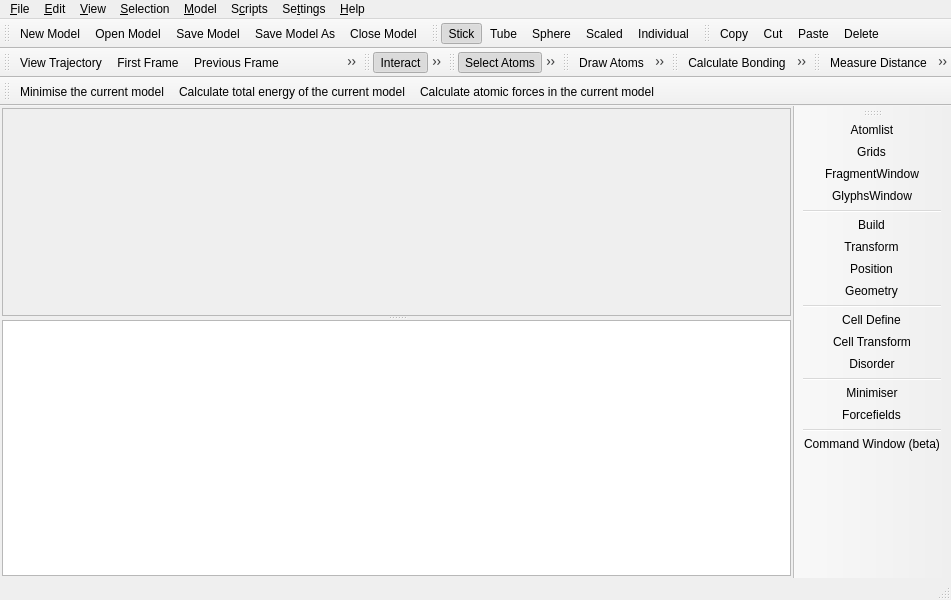
The window that trunk/src/gui/mainwindow.ui (trisyoungs/aten) describes before a commit, drawn with Qt 5.
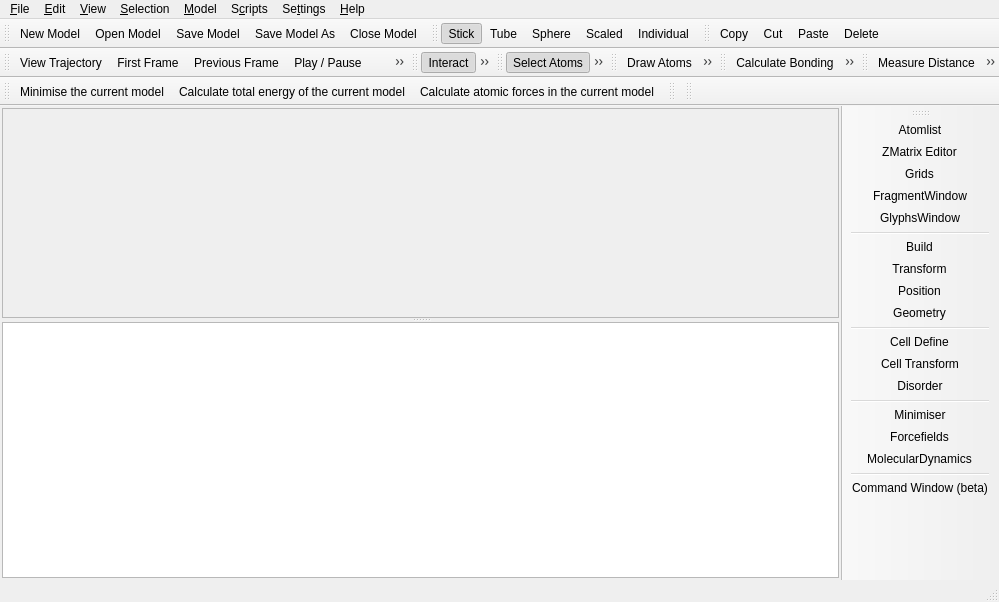
The same window after the commit. Icons and pictures are not drawn. Custom widgets are drawn as their Qt base class.

Commit message: Merged basic MD window definitions (from svn/branches/aten-md, r1122-1123) into trunk. Add initial ZMatrix class and bare GUI window to permit creation and editing of z-matrices for models.

```diff
--- a/trunk/src/gui/mainwindow.ui
+++ b/trunk/src/gui/mainwindow.ui
@@ -2,13 +2,13 @@
 <ui version="4.0">
  <author>Tris Youngs</author>
  <class>MainWindow</class>
- <widget class="QMainWindow" name="MainWindow">
-  <property name="geometry">
+ <widget class="QMainWindow" name="MainWindow" >
+  <property name="geometry" >
    <rect>
     <x>0</x>
     <y>0</y>
-    <width>951</width>
-    <height>600</height>
+    <width>999</width>
+    <height>602</height>
    </rect>
   </property>
   <property name="sizePolicy">
@@ -42,9 +42,17 @@
   <property name="dockNestingEnabled">
    <bool>false</bool>
   </property>
-  <widget class="QWidget" name="MainWindowLayout">
-   <layout class="QHBoxLayout">
-    <property name="spacing">
+  <widget class="QWidget" name="MainWindowLayout" >
+   <property name="geometry" >
+    <rect>
+     <x>0</x>
+     <y>126</y>
+     <width>967</width>
+     <height>455</height>
+    </rect>
+   </property>
+   <layout class="QHBoxLayout" >
+    <property name="spacing" >
      <number>4</number>
     </property>
     <property name="margin">
@@ -142,25 +150,25 @@
     </item>
    </layout>
   </widget>
-  <widget class="QMenuBar" name="MainWindowMenuBar">
-   <property name="geometry">
+  <widget class="QMenuBar" name="MainWindowMenuBar" >
+   <property name="geometry" >
     <rect>
      <x>0</x>
      <y>0</y>
-     <width>951</width>
-     <height>22</height>
+     <width>999</width>
+     <height>24</height>
     </rect>
    </property>
-   <widget class="QMenu" name="SettingsMenu">
-    <property name="title">
+   <widget class="QMenu" name="SettingsMenu" >
+    <property name="title" >
      <string>Se&amp;ttings</string>
     </property>
     <addaction name="actionPreferences"/>
     <addaction name="separator"/>
     <addaction name="actionReloadFilters"/>
    </widget>
-   <widget class="QMenu" name="FileMenu">
-    <property name="title">
+   <widget class="QMenu" name="FileMenu" >
+    <property name="title" >
      <string>&amp;File</string>
     </property>
     <widget class="QMenu" name="RecentMenu">
@@ -186,8 +194,8 @@
     <addaction name="separator"/>
     <addaction name="actionFileQuit"/>
    </widget>
-   <widget class="QMenu" name="EditMenu">
-    <property name="title">
+   <widget class="QMenu" name="EditMenu" >
+    <property name="title" >
      <string>&amp;Edit</string>
     </property>
     <addaction name="actionEditUndo"/>
@@ -204,8 +212,8 @@
     <addaction name="actionEditSelectAll"/>
     <addaction name="actionEditSelectNone"/>
    </widget>
-   <widget class="QMenu" name="ViewMenu">
-    <property name="title">
+   <widget class="QMenu" name="ViewMenu" >
+    <property name="title" >
      <string>&amp;View</string>
     </property>
     <widget class="QMenu" name="menuSetView">
@@ -258,15 +266,15 @@
     <addaction name="actionViewModel"/>
     <addaction name="actionViewTrajectory"/>
    </widget>
-   <widget class="QMenu" name="ScriptsMenu">
-    <property name="title">
+   <widget class="QMenu" name="ScriptsMenu" >
+    <property name="title" >
      <string>S&amp;cripts</string>
     </property>
     <addaction name="actionLoadScript"/>
     <addaction name="separator"/>
    </widget>
-   <widget class="QMenu" name="ModelMenu">
-    <property name="title">
+   <widget class="QMenu" name="ModelMenu" >
+    <property name="title" >
      <string>&amp;Model</string>
     </property>
     <widget class="QMenu" name="menuMeasurements">
@@ -296,8 +304,8 @@
     <addaction name="separator"/>
     <addaction name="menuMeasurements"/>
    </widget>
-   <widget class="QMenu" name="AtomContextMenu">
-    <property name="title">
+   <widget class="QMenu" name="AtomContextMenu" >
+    <property name="title" >
      <string>&amp;Selection</string>
     </property>
     <widget class="QMenu" name="AtomLabelsMenu">
@@ -344,8 +352,8 @@
     <addaction name="separator"/>
     <addaction name="actionCentreAtOrigin"/>
    </widget>
-   <widget class="QMenu" name="menuHelp">
-    <property name="title">
+   <widget class="QMenu" name="menuHelp" >
+    <property name="title" >
      <string>&amp;Help</string>
     </property>
     <addaction name="actionAboutAten"/>
@@ -353,18 +361,35 @@
     <addaction name="separator"/>
     <addaction name="actionCommandHelp"/>
    </widget>
-   <addaction name="FileMenu"/>
-   <addaction name="EditMenu"/>
-   <addaction name="ViewMenu"/>
-   <addaction name="AtomContextMenu"/>
-   <addaction name="ModelMenu"/>
-   <addaction name="ScriptsMenu"/>
-   <addaction name="SettingsMenu"/>
-   <addaction name="menuHelp"/>
+   <addaction name="FileMenu" />
+   <addaction name="EditMenu" />
+   <addaction name="ViewMenu" />
+   <addaction name="AtomContextMenu" />
+   <addaction name="ModelMenu" />
+   <addaction name="ScriptsMenu" />
+   <addaction name="SettingsMenu" />
+   <addaction name="menuHelp" />
   </widget>
-  <widget class="QStatusBar" name="MainWindowStatusBar"/>
-  <widget class="QToolBar" name="FileToolbar">
-   <property name="windowTitle">
+  <widget class="QStatusBar" name="MainWindowStatusBar" >
+   <property name="geometry" >
+    <rect>
+     <x>0</x>
+     <y>581</y>
+     <width>999</width>
+     <height>21</height>
+    </rect>
+   </property>
+  </widget>
+  <widget class="QToolBar" name="FileToolbar" >
+   <property name="geometry" >
+    <rect>
+     <x>0</x>
+     <y>24</y>
+     <width>155</width>
+     <height>34</height>
+    </rect>
+   </property>
+   <property name="windowTitle" >
     <string>File / Model</string>
    </property>
    <property name="orientation">
@@ -416,8 +441,16 @@
    <addaction name="actionStyleScaled"/>
    <addaction name="actionStyleIndividual"/>
   </widget>
-  <widget class="QToolBar" name="EditToolbar">
-   <property name="windowTitle">
+  <widget class="QToolBar" name="EditToolbar" >
+   <property name="geometry" >
+    <rect>
+     <x>310</x>
+     <y>24</y>
+     <width>689</width>
+     <height>34</height>
+    </rect>
+   </property>
+   <property name="windowTitle" >
     <string>Edit</string>
    </property>
    <property name="orientation">
@@ -435,14 +468,22 @@
    <attribute name="toolBarBreak">
     <bool>false</bool>
    </attribute>
-   <addaction name="actionEditCopy"/>
-   <addaction name="actionEditCut"/>
-   <addaction name="actionEditPaste"/>
-   <addaction name="actionEditDelete"/>
+   <addaction name="actionEditCopy" />
+   <addaction name="actionEditCut" />
+   <addaction name="actionEditPaste" />
+   <addaction name="actionEditDelete" />
   </widget>
-  <widget class="QToolBar" name="TrajectoryToolbar">
-   <property name="sizePolicy">
-    <sizepolicy hsizetype="Preferred" vsizetype="Fixed">
+  <widget class="QToolBar" name="TrajectoryToolbar" >
+   <property name="geometry" >
+    <rect>
+     <x>0</x>
+     <y>58</y>
+     <width>184</width>
+     <height>34</height>
+    </rect>
+   </property>
+   <property name="sizePolicy" >
+    <sizepolicy vsizetype="Fixed" hsizetype="Preferred" >
      <horstretch>0</horstretch>
      <verstretch>0</verstretch>
     </sizepolicy>
@@ -465,15 +506,23 @@
    <attribute name="toolBarBreak">
     <bool>true</bool>
    </attribute>
-   <addaction name="actionTrajectoryViewTrajectory"/>
-   <addaction name="actionTrajectoryFirstFrame"/>
-   <addaction name="actionTrajectoryPreviousFrame"/>
-   <addaction name="actionTrajectoryPlayPause"/>
-   <addaction name="actionTrajectoryNextFrame"/>
-   <addaction name="actionTrajectoryLastFrame"/>
+   <addaction name="actionTrajectoryViewTrajectory" />
+   <addaction name="actionTrajectoryFirstFrame" />
+   <addaction name="actionTrajectoryPreviousFrame" />
+   <addaction name="actionTrajectoryPlayPause" />
+   <addaction name="actionTrajectoryNextFrame" />
+   <addaction name="actionTrajectoryLastFrame" />
   </widget>
-  <widget class="QToolBar" name="MouseToolbar">
-   <property name="windowTitle">
+  <widget class="QToolBar" name="MouseToolbar" >
+   <property name="geometry" >
+    <rect>
+     <x>184</x>
+     <y>58</y>
+     <width>97</width>
+     <height>34</height>
+    </rect>
+   </property>
+   <property name="windowTitle" >
     <string>Mouse</string>
    </property>
    <property name="orientation">
@@ -491,12 +540,20 @@
    <attribute name="toolBarBreak">
     <bool>false</bool>
    </attribute>
-   <addaction name="actionMouseInteract"/>
-   <addaction name="actionMouseRotate"/>
-   <addaction name="actionMouseTranslate"/>
+   <addaction name="actionMouseInteract" />
+   <addaction name="actionMouseRotate" />
+   <addaction name="actionMouseTranslate" />
   </widget>
-  <widget class="QToolBar" name="SelectToolbar">
-   <property name="windowTitle">
+  <widget class="QToolBar" name="SelectToolbar" >
+   <property name="geometry" >
+    <rect>
+     <x>281</x>
+     <y>58</y>
+     <width>220</width>
+     <height>34</height>
+    </rect>
+   </property>
+   <property name="windowTitle" >
     <string>Select</string>
    </property>
    <property name="orientation">
@@ -514,17 +571,25 @@
    <attribute name="toolBarBreak">
     <bool>false</bool>
    </attribute>
-   <addaction name="actionSelectAtoms"/>
-   <addaction name="actionSelectMolecules"/>
-   <addaction name="actionSelectElement"/>
-   <addaction name="separator"/>
-   <addaction name="actionEditSelectExpand"/>
-   <addaction name="actionEditSelectAll"/>
-   <addaction name="actionEditSelectNone"/>
-   <addaction name="actionEditInvert"/>
+   <addaction name="actionSelectAtoms" />
+   <addaction name="actionSelectMolecules" />
+   <addaction name="actionSelectElement" />
+   <addaction name="separator" />
+   <addaction name="actionEditSelectExpand" />
+   <addaction name="actionEditSelectAll" />
+   <addaction name="actionEditSelectNone" />
+   <addaction name="actionEditInvert" />
   </widget>
-  <widget class="QToolBar" name="DrawToolbar">
-   <property name="windowTitle">
+  <widget class="QToolBar" name="DrawToolbar" >
+   <property name="geometry" >
+    <rect>
+     <x>501</x>
+     <y>58</y>
+     <width>398</width>
+     <height>34</height>
+    </rect>
+   </property>
+   <property name="windowTitle" >
     <string>Build</string>
    </property>
    <property name="orientation">
@@ -542,28 +607,36 @@
    <attribute name="toolBarBreak">
     <bool>false</bool>
    </attribute>
-   <addaction name="actionDrawAtom"/>
-   <addaction name="actionDrawChain"/>
-   <addaction name="actionDrawFragment"/>
-   <addaction name="actionDeleteAtom"/>
-   <addaction name="actionTransmuteAtom"/>
-   <addaction name="separator"/>
-   <addaction name="actionAddHydrogen"/>
-   <addaction name="actionAddHydrogenAtom"/>
-   <addaction name="separator"/>
-   <addaction name="actionElementH"/>
-   <addaction name="actionElementC"/>
-   <addaction name="actionElementN"/>
-   <addaction name="actionSelectCustomElement"/>
-   <addaction name="actionElementCustom"/>
-   <addaction name="separator"/>
-   <addaction name="actionBondSingle"/>
-   <addaction name="actionBondDouble"/>
-   <addaction name="actionBondTriple"/>
-   <addaction name="actionDeleteBond"/>
+   <addaction name="actionDrawAtom" />
+   <addaction name="actionDrawChain" />
+   <addaction name="actionDrawFragment" />
+   <addaction name="actionDeleteAtom" />
+   <addaction name="actionTransmuteAtom" />
+   <addaction name="separator" />
+   <addaction name="actionAddHydrogen" />
+   <addaction name="actionAddHydrogenAtom" />
+   <addaction name="separator" />
+   <addaction name="actionElementH" />
+   <addaction name="actionElementC" />
+   <addaction name="actionElementN" />
+   <addaction name="actionSelectCustomElement" />
+   <addaction name="actionElementCustom" />
+   <addaction name="separator" />
+   <addaction name="actionBondSingle" />
+   <addaction name="actionBondDouble" />
+   <addaction name="actionBondTriple" />
+   <addaction name="actionDeleteBond" />
   </widget>
-  <widget class="QToolBar" name="BondToolbar">
-   <property name="windowTitle">
+  <widget class="QToolBar" name="BondToolbar" >
+   <property name="geometry" >
+    <rect>
+     <x>899</x>
+     <y>58</y>
+     <width>50</width>
+     <height>34</height>
+    </rect>
+   </property>
+   <property name="windowTitle" >
     <string>Bonding</string>
    </property>
    <property name="orientation">
@@ -581,15 +654,23 @@
    <attribute name="toolBarBreak">
     <bool>false</bool>
    </attribute>
-   <addaction name="actionCalculateBonding"/>
-   <addaction name="actionClearBonding"/>
-   <addaction name="actionCalculateBondingSelection"/>
-   <addaction name="actionClearBondingSelection"/>
-   <addaction name="separator"/>
-   <addaction name="actionAugmentBonding"/>
+   <addaction name="actionCalculateBonding" />
+   <addaction name="actionClearBonding" />
+   <addaction name="actionCalculateBondingSelection" />
+   <addaction name="actionClearBondingSelection" />
+   <addaction name="separator" />
+   <addaction name="actionAugmentBonding" />
   </widget>
-  <widget class="QToolBar" name="MeasureToolbar">
-   <property name="windowTitle">
+  <widget class="QToolBar" name="MeasureToolbar" >
+   <property name="geometry" >
+    <rect>
+     <x>949</x>
+     <y>58</y>
+     <width>50</width>
+     <height>34</height>
+    </rect>
+   </property>
+   <property name="windowTitle" >
     <string>Measure</string>
    </property>
    <property name="orientation">
@@ -607,17 +688,25 @@
    <attribute name="toolBarBreak">
     <bool>false</bool>
    </attribute>
-   <addaction name="actionMeasureDistance"/>
-   <addaction name="actionMeasureAngle"/>
-   <addaction name="actionMeasureTorsion"/>
-   <addaction name="separator"/>
-   <addaction name="actionMeasureDistanceSelection"/>
-   <addaction name="actionMeasureAngleSelection"/>
-   <addaction name="actionMeasureTorsionSelection"/>
-   <addaction name="actionMeasureClearAll"/>
+   <addaction name="actionMeasureDistance" />
+   <addaction name="actionMeasureAngle" />
+   <addaction name="actionMeasureTorsion" />
+   <addaction name="separator" />
+   <addaction name="actionMeasureDistanceSelection" />
+   <addaction name="actionMeasureAngleSelection" />
+   <addaction name="actionMeasureTorsionSelection" />
+   <addaction name="actionMeasureClearAll" />
   </widget>
-  <widget class="QToolBar" name="ForcefieldsToolbar">
-   <property name="windowTitle">
+  <widget class="QToolBar" name="ForcefieldsToolbar" >
+   <property name="geometry" >
+    <rect>
+     <x>0</x>
+     <y>92</y>
+     <width>97</width>
+     <height>34</height>
+    </rect>
+   </property>
+   <property name="windowTitle" >
     <string>Forcefields</string>
    </property>
    <property name="orientation">
@@ -635,12 +724,20 @@
    <attribute name="toolBarBreak">
     <bool>true</bool>
    </attribute>
-   <addaction name="actionMinimise"/>
-   <addaction name="actionCalculateEnergy"/>
-   <addaction name="actionCalculateForces"/>
+   <addaction name="actionMinimise" />
+   <addaction name="actionCalculateEnergy" />
+   <addaction name="actionCalculateForces" />
   </widget>
-  <widget class="QToolBar" name="WindowToolbar">
-   <property name="windowTitle">
+  <widget class="QToolBar" name="WindowToolbar" >
+   <property name="geometry" >
+    <rect>
+     <x>967</x>
+     <y>126</y>
+     <width>32</width>
+     <height>455</height>
+    </rect>
+   </property>
+   <property name="windowTitle" >
     <string>Tool WIndows</string>
    </property>
    <property name="orientation">
@@ -658,28 +755,68 @@
    <attribute name="toolBarBreak">
     <bool>false</bool>
    </attribute>
-   <addaction name="actionAtomlistWindow"/>
-   <addaction name="actionGridsWindow"/>
-   <addaction name="actionFragmentWindow"/>
-   <addaction name="actionGlyphsWindow"/>
-   <addaction name="separator"/>
-   <addaction name="actionBuildWindow"/>
-   <addaction name="actionTransformWindow"/>
-   <addaction name="actionPositionWindow"/>
-   <addaction name="actionGeometryWindow"/>
-   <addaction name="separator"/>
-   <addaction name="actionCellDefineWindow"/>
-   <addaction name="actionCellTransformWindow"/>
-   <addaction name="actionDisorderWindow"/>
-   <addaction name="separator"/>
-   <addaction name="actionMinimiserWindow"/>
-   <addaction name="actionForcefieldsWindow"/>
-   <addaction name="separator"/>
-   <addaction name="actionCommandWindow"/>
+   <addaction name="actionAtomlistWindow" />
+   <addaction name="actionZMatrixEditorWindow" />
+   <addaction name="actionGridsWindow" />
+   <addaction name="actionFragmentWindow" />
+   <addaction name="actionGlyphsWindow" />
+   <addaction name="separator" />
+   <addaction name="actionBuildWindow" />
+   <addaction name="actionTransformWindow" />
+   <addaction name="actionPositionWindow" />
+   <addaction name="actionGeometryWindow" />
+   <addaction name="separator" />
+   <addaction name="actionCellDefineWindow" />
+   <addaction name="actionCellTransformWindow" />
+   <addaction name="actionDisorderWindow" />
+   <addaction name="separator" />
+   <addaction name="actionMinimiserWindow" />
+   <addaction name="actionForcefieldsWindow" />
+   <addaction name="actionMolecularDynamicsWindow" />
+   <addaction name="separator" />
+   <addaction name="actionCommandWindow" />
   </widget>
-  <action name="actionFileOpen">
-   <property name="icon">
-    <iconset resource="icons.qrc">
+  <widget class="QToolBar" name="toolBar" >
+   <property name="geometry" >
+    <rect>
+     <x>97</x>
+     <y>92</y>
+     <width>10</width>
+     <height>34</height>
+    </rect>
+   </property>
+   <property name="windowTitle" >
+    <string>toolBar</string>
+   </property>
+   <attribute name="toolBarArea" >
+    <enum>TopToolBarArea</enum>
+   </attribute>
+   <attribute name="toolBarBreak" >
+    <bool>false</bool>
+   </attribute>
+  </widget>
+  <widget class="QToolBar" name="toolBar_2" >
+   <property name="geometry" >
+    <rect>
+     <x>107</x>
+     <y>92</y>
+     <width>892</width>
+     <height>34</height>
+    </rect>
+   </property>
+   <property name="windowTitle" >
+    <string>toolBar_2</string>
+   </property>
+   <attribute name="toolBarArea" >
+    <enum>TopToolBarArea</enum>
+   </attribute>
+   <attribute name="toolBarBreak" >
+    <bool>false</bool>
+   </attribute>
+  </widget>
+  <action name="actionFileOpen" >
+   <property name="icon" >
+    <iconset resource="icons.qrc" >
      <normaloff>:/file/icons/file_open.svg</normaloff>:/file/icons/file_open.svg</iconset>
    </property>
    <property name="text">
@@ -2323,8 +2460,38 @@
     <string>Create Glyph</string>
    </property>
   </action>
+  <action name="actionMolecularDynamicsWindow" >
+   <property name="checkable" >
+    <bool>true</bool>
+   </property>
+   <property name="icon" >
+    <iconset resource="icons.qrc" >
+     <normaloff>:/stackicons/icons/stack_md.svg</normaloff>:/stackicons/icons/stack_md.svg</iconset>
+   </property>
+   <property name="text" >
+    <string>MolecularDynamics</string>
+   </property>
+   <property name="toolTip" >
+    <string>Show the Molecular Dynamics window</string>
+   </property>
+  </action>
+  <action name="actionZMatrixEditorWindow" >
+   <property name="checkable" >
+    <bool>true</bool>
+   </property>
+   <property name="icon" >
+    <iconset resource="icons.qrc" >
+     <normaloff>:/stackicons/icons/stack_zmatrix.svg</normaloff>:/stackicons/icons/stack_zmatrix.svg</iconset>
+   </property>
+   <property name="text" >
+    <string>ZMatrix Editor</string>
+   </property>
+   <property name="toolTip" >
+    <string>Show the ZMatrix Editor</string>
+   </property>
+  </action>
  </widget>
- <layoutdefault spacing="0" margin="0"/>
+ <layoutdefault spacing="0" margin="0" />
  <customwidgets>
   <customwidget>
    <class>TTabBar</class>
```
Left out of the diff: 1809 changed lines with no effect on the pictures. The commit also changes 25 other files.
